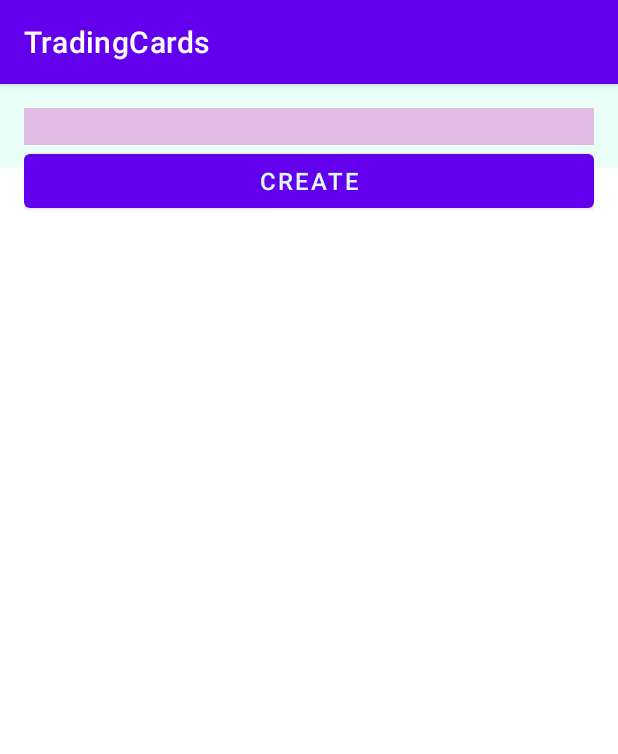
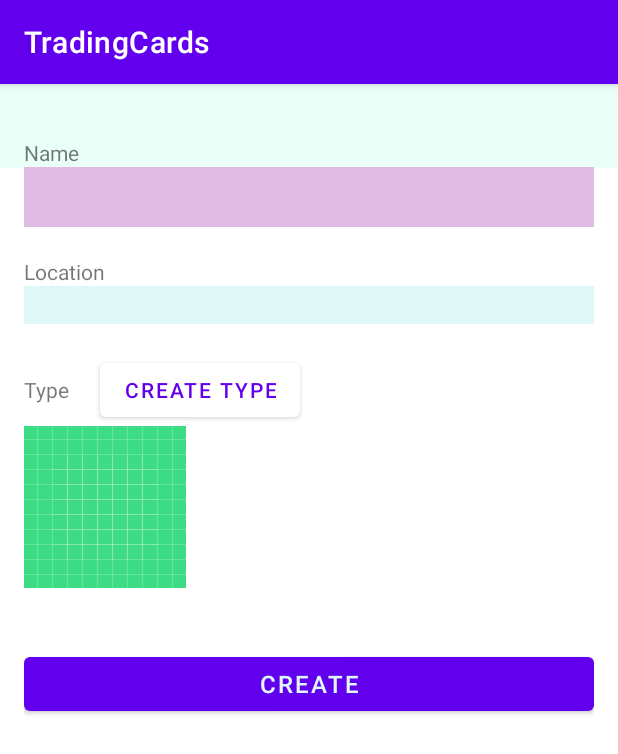
Before and after one commit to dcorby/trading-cards, an Android app: the CreateSetFragment screen opened through its navigation route, on a phone screen of 412 x 824 dp. Shown: the top 754 px of the screen. Run offline under Robolectric (Android 15) with nearby library versions, the phone set to English and light mode, and no system bars; 2 statements that could not run were skipped.

Commit message:
Working on create set fragment mostly

```diff
--- a/app/src/main/java/com/example/tradingcards/SetItemsAdapter.kt
+++ b/app/src/main/java/com/example/tradingcards/adapters/SetsAdapter.kt
@@ -1,4 +1,4 @@
-package com.example.tradingcards
+package com.example.tradingcards.adapters
 
 import android.view.LayoutInflater
 import android.view.View
@@ -8,9 +8,11 @@ import androidx.recyclerview.widget.ListAdapter
 import android.widget.TextView
 import androidx.recyclerview.widget.DiffUtil
 import androidx.recyclerview.widget.RecyclerView
+import com.example.tradingcards.R
+import com.example.tradingcards.SetItem
 
-class SetItemsAdapter(private val onClick: (SetItem) -> Unit) :
-    ListAdapter<SetItem, SetItemsAdapter.SetItemViewHolder>(SetItemDiffCallback) {
+class SetsAdapter(private val onClick: (SetItem) -> Unit) :
+    ListAdapter<SetItem, SetsAdapter.SetItemViewHolder>(SetItemDiffCallback) {
 
     inner class SetItemViewHolder(setItemView: View,
                                    val onClick: (SetItem) -> Unit) : RecyclerView.ViewHolder(setItemView) {
--- a/app/src/main/java/com/example/tradingcards/ui/main/CreateSetFragment.kt
+++ b/app/src/main/java/com/example/tradingcards/ui/main/CreateSetFragment.kt
@@ -1,10 +1,12 @@
 package com.example.tradingcards.ui.main
 
 import android.os.Bundle
+import android.util.Log
 import android.view.LayoutInflater
 import android.view.View
 import android.view.ViewGroup
 import android.widget.TextView
+import androidx.core.widget.addTextChangedListener
 import androidx.fragment.app.Fragment
 import androidx.lifecycle.ViewModelProvider
 import androidx.navigation.Navigation
@@ -12,6 +14,9 @@ import com.example.tradingcards.R
 import com.example.tradingcards.databinding.FragmentCreateSetBinding
 import com.example.tradingcards.viewmodels.CreateSetViewModel
 import java.io.File
+
+// adb shell
+// run-as com.example.tradingcards
 
 class CreateSetFragment : Fragment() {
 
@@ -39,7 +44,7 @@ class CreateSetFragment : Fragment() {
         viewModel.directory = arguments?.getString("directory", "") ?: ""
 
         binding.name.setText(viewModel.name, TextView.BufferType.EDITABLE)
-        binding.name.onFocusChangeListener = View.OnFocusChangeListener { v, hasFocus ->
+        binding.name.addTextChangedListener {
             viewModel.name = binding.name.text.toString()
         }
 
@@ -53,7 +58,6 @@ class CreateSetFragment : Fragment() {
         val file = File(pathStr)
         if (!file.exists()) {
             file.mkdirs()
-
             val bundle = Bundle()
             bundle.putString("directory", file.parent?.toString() ?: "")
             val navController =
--- a/app/src/main/java/com/example/tradingcards/ui/main/SetFragment.kt
+++ b/app/src/main/java/com/example/tradingcards/ui/main/SetFragment.kt
@@ -1,7 +1,6 @@
 package com.example.tradingcards.ui.main
 
 import android.os.Bundle
-import android.util.Log
 import android.view.LayoutInflater
 import android.view.View
 import android.view.ViewGroup
@@ -10,7 +9,7 @@ import androidx.navigation.Navigation
 import androidx.recyclerview.widget.RecyclerView
 import com.example.tradingcards.R
 import com.example.tradingcards.SetItem
-import com.example.tradingcards.SetItemsAdapter
+import com.example.tradingcards.adapters.SetsAdapter
 import com.example.tradingcards.databinding.FragmentSetBinding
 import java.io.File
 
@@ -19,7 +18,7 @@ class SetFragment : Fragment() {
     private var _binding: FragmentSetBinding? = null
     private val binding get() = _binding!!
 
-    lateinit var setItemsAdapter: SetItemsAdapter
+    lateinit var setsAdapter: SetsAdapter
 
     override fun onCreateView(
         inflater: LayoutInflater, container: ViewGroup?,
@@ -32,9 +31,9 @@ class SetFragment : Fragment() {
     override fun onViewCreated(view: View, savedInstanceState: Bundle?) {
         super.onViewCreated(view, savedInstanceState)
 
-        setItemsAdapter = SetItemsAdapter { setItem -> adapterOnClick(setItem) }
+        setsAdapter = SetsAdapter { setItem -> adapterOnClick(setItem) }
         val recyclerView: RecyclerView = binding.recyclerView
-        recyclerView.adapter = setItemsAdapter
+        recyclerView.adapter = setsAdapter
 
         val rootDir = File(requireContext().filesDir, "")
         val files = rootDir.listFiles()
--- a/app/src/main/res/layout/fragment_create_set.xml
+++ b/app/src/main/res/layout/fragment_create_set.xml
@@ -9,16 +9,112 @@
     android:padding="16dp"
     tools:context=".ui.main.CreateSetFragment">
 
-    <EditText
-        android:id="@+id/name"
+    <TextView
+        android:id="@+id/name_text_view"
         android:layout_width="match_parent"
         android:layout_height="wrap_content"
+        android:layout_marginTop="20dp"
+        android:text="Name"
+        app:layout_constraintTop_toTopOf="parent"
+        app:layout_constraintBottom_toTopOf="@id/name_edit_text"
+        app:layout_constraintEnd_toEndOf="parent"
+        app:layout_constraintStart_toStartOf="parent">
+    </TextView>
+
+    <EditText
+        android:id="@+id/name_edit_text"
+        android:layout_width="match_parent"
+        android:layout_height="40dp"
         android:background="@color/pink1"
         app:layout_constraintWidth_percent="0.90"
-        app:layout_constraintTop_toTopOf="parent"
+        app:layout_constraintTop_toBottomOf="@+id/name_text_view"
+        app:layout_constraintBottom_toTopOf="@+id/location_text_view"
         app:layout_constraintEnd_toEndOf="parent"
         app:layout_constraintStart_toStartOf="parent">
     </EditText>
+
+    <TextView
+        android:id="@+id/location_text_view"
+        android:layout_width="match_parent"
+        android:layout_height="wrap_content"
+        android:layout_marginTop="20dp"
+        android:text="Location"
+        app:layout_constraintTop_toBottomOf="@id/name_edit_text"
+        app:layout_constraintBottom_toTopOf="@id/location_list_view"
+        app:layout_constraintEnd_toEndOf="parent"
+        app:layout_constraintStart_toStartOf="parent">
+    </TextView>
+
+    <androidx.recyclerview.widget.RecyclerView
+        android:id="@+id/location_list_view"
+        android:layout_width="match_parent"
+        android:layout_height="wrap_content"
+        app:layout_constraintHeight_max="100dp"
+        app:layout_constraintTop_toBottomOf="@id/location_text_view"
+        app:layout_constraintBottom_toTopOf="@id/location_live_view"
+        app:layout_constraintEnd_toEndOf="parent"
+        app:layout_constraintStart_toStartOf="parent">
+    </androidx.recyclerview.widget.RecyclerView>
+
+    <TextView
+        android:id="@+id/location_live_view"
+        android:layout_width="match_parent"
+        android:layout_height="25dp"
+        android:text=""
+        android:background="@color/blue2"
+        app:layout_constraintTop_toBottomOf="@id/location_list_view"
+        app:layout_constraintBottom_toTopOf="@id/type_layout"
+        app:layout_constraintEnd_toEndOf="parent"
+        app:layout_constraintStart_toStartOf="parent">
+    </TextView>
+
+    <LinearLayout
+        android:id="@+id/type_layout"
+        android:layout_width="match_parent"
+        android:layout_height="wrap_content"
+        android:orientation="horizontal"
+        app:layout_constraintTop_toBottomOf="@id/location_text_view"
+        app:layout_constraintBottom_toTopOf="@id/type_scrollview"
+        app:layout_constraintEnd_toEndOf="parent"
+        app:layout_constraintStart_toStartOf="parent">
+        <TextView
+            android:id="@+id/type_label"
+            android:layout_width="wrap_content"
+            android:layout_height="wrap_content"
+            android:layout_marginTop="20dp"
+            android:text="Type">
+        </TextView>
+
+        <Button
+            android:id="@+id/create_type"
+            android:layout_marginLeft="20dp"
+            android:backgroundTint="@color/white"
+            android:textColor="@color/purple_500"
+            android:layout_width="wrap_content"
+            android:layout_height="wrap_content"
+            android:layout_marginTop="20dp"
+            android:text="Create Type">
+        </Button>
+    </LinearLayout>
+
+    <HorizontalScrollView
+        android:id="@+id/type_scrollview"
+        android:layout_width="match_parent"
+        android:layout_height="wrap_content"
+        app:layout_constraintTop_toBottomOf="@id/type_layout"
+        app:layout_constraintEnd_toEndOf="parent"
+        app:layout_constraintStart_toStartOf="parent">
+
+        <ImageView
+            app:layout_widthPercent="0.30"
+            android:tag="default"
+            android:adjustViewBounds="true"
+            android:layout_width="wrap_content"
+            android:layout_height="wrap_content"
+            android:src="@drawable/ic_launcher_background">
+        </ImageView>
+
+    </HorizontalScrollView>
 
     <Button
         android:id="@+id/create"
@@ -28,7 +124,8 @@
         android:gravity="center"
         android:textSize="16sp"
         android:text="Create"
-        app:layout_constraintTop_toBottomOf="@id/name"
+        android:layout_marginTop="40dp"
+        app:layout_constraintTop_toBottomOf="@id/type_scrollview"
         app:layout_constraintEnd_toEndOf="parent"
         app:layout_constraintStart_toStartOf="parent">
     </Button>
--- a/app/src/main/res/layout/fragment_set.xml
+++ b/app/src/main/res/layout/fragment_set.xml
@@ -34,7 +34,6 @@
         </Button>
     </androidx.appcompat.widget.LinearLayoutCompat>
 
-
     <androidx.appcompat.widget.LinearLayoutCompat
         android:id="@+id/list_parent"
         android:visibility="gone"
@@ -61,35 +60,40 @@
                 android:layout_height="wrap_content"
                 android:layout_weight="1"
                 android:text="create"
-                android:textSize="8sp">
+                android:textSize="8sp"
+                android:layout_margin="2dp">
             </Button>
             <Button
                 android:layout_width="0dp"
                 android:layout_height="wrap_content"
                 android:layout_weight="1"
                 android:text="rename"
-                android:textSize="8sp">
+                android:textSize="8sp"
+                android:layout_margin="2dp">
             </Button>
             <Button
                 android:layout_width="0dp"
                 android:layout_height="wrap_content"
                 android:layout_weight="1"
                 android:text="copy"
-                android:textSize="8sp">
+                android:textSize="8sp"
+                android:layout_margin="2dp">
             </Button>
             <Button
                 android:layout_width="0dp"
                 android:layout_height="wrap_content"
                 android:layout_weight="1"
                 android:text="move"
-                android:textSize="8sp">
+                android:textSize="8sp"
+                android:layout_margin="2dp">
             </Button>
             <Button
                 android:layout_width="0dp"
                 android:layout_height="wrap_content"
                 android:layout_weight="1"
                 android:text="delete"
-                android:textSize="8sp">
+                android:textSize="8sp"
+                android:layout_margin="2dp">
             </Button>
         </androidx.appcompat.widget.LinearLayoutCompat>
     </androidx.appcompat.widget.LinearLayoutCompat>
```
